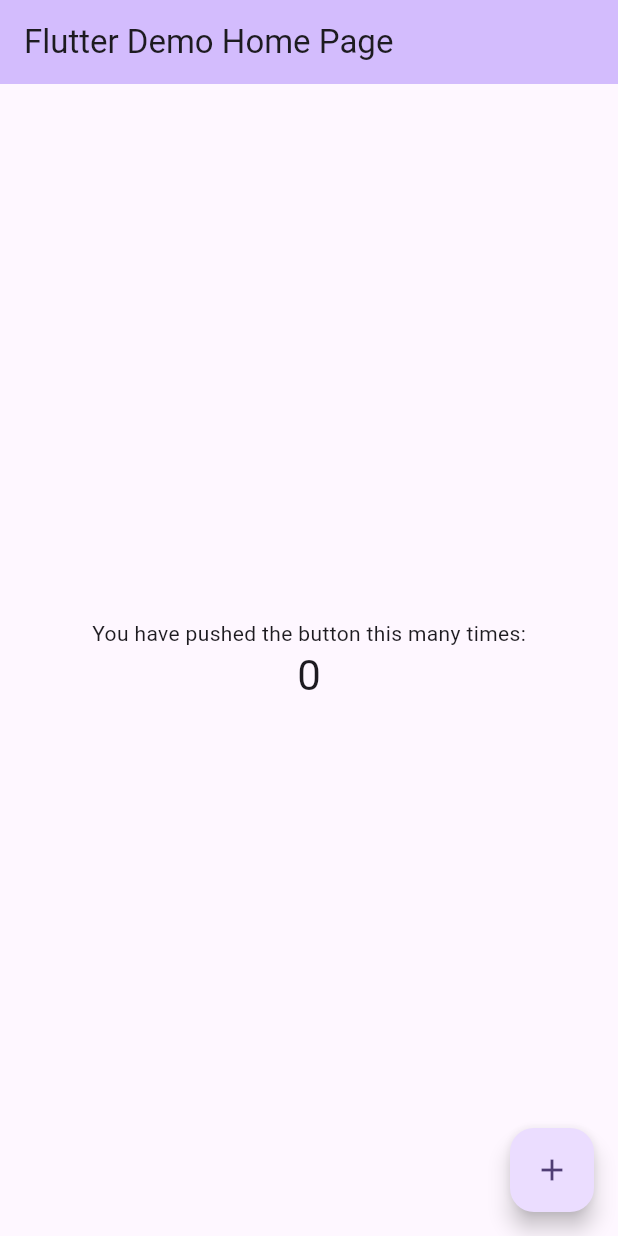
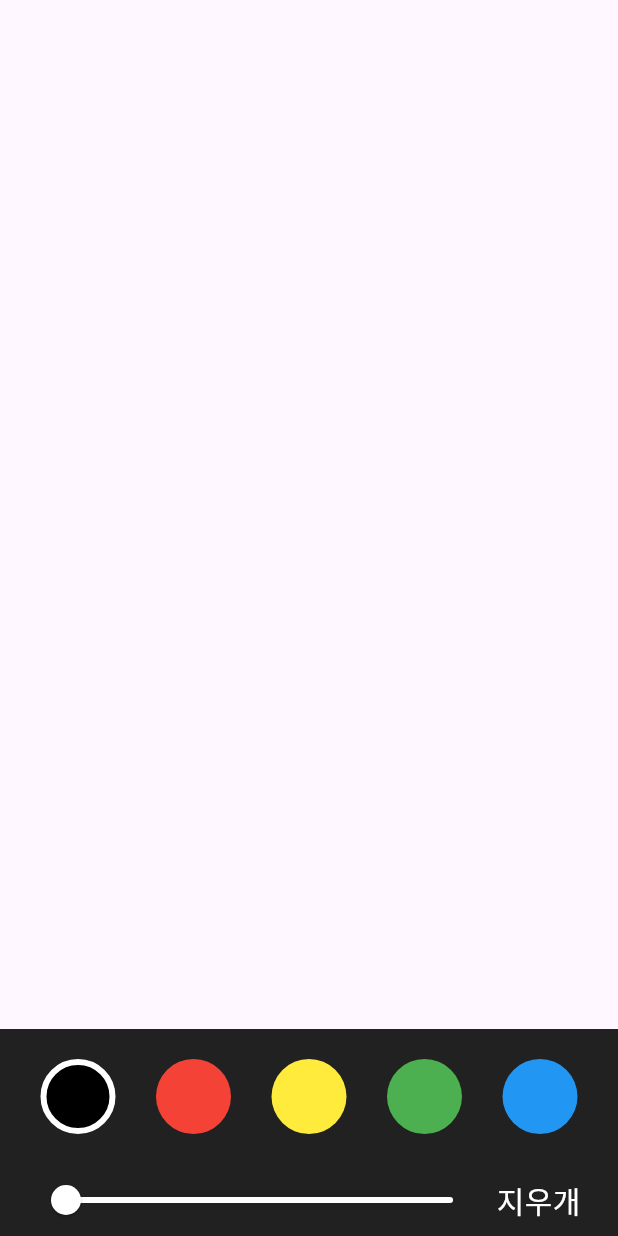
Before and after one commit to TUK-CE-capstone-2024-alwrite/flutter, a Flutter app: the screen it shows after launch, on a phone screen of 412 x 824 dp. Run offline on Flutter 3.47's test engine with Material 3 defaults, Android fonts, the phone set to English and light mode, and no system bars.

Commit message:
기본 그림판 적용

```diff
--- a/lib/main.dart
+++ b/lib/main.dart
@@ -1,125 +1,21 @@
+
+import 'package:alwrite/controllers/drawingController.dart';
+import 'package:alwrite/views/drawingView.dart';
 import 'package:flutter/material.dart';
+import 'package:provider/provider.dart';
 
 void main() {
-  runApp(const MyApp());
+  runApp(MyApp());
 }
 
 class MyApp extends StatelessWidget {
-  const MyApp({super.key});
-
-
+  // This widget is the root of your application.
   @override
   Widget build(BuildContext context) {
     return MaterialApp(
-      title: 'Flutter Demo',
-      theme: ThemeData(
-        // This is the theme of your application.
-        //
-        // TRY THIS: Try running your application with "flutter run". You'll see
-        // the application has a purple toolbar. Then, without quitting the app,
-        // try changing the seedColor in the colorScheme below to Colors.green
-        // and then invoke "hot reload" (save your changes or press the "hot
-        // reload" button in a Flutter-supported IDE, or press "r" if you used
-        // the command line to start the app).
-        //
-        // Notice that the counter didn't reset back to zero; the application
-        // state is not lost during the reload. To reset the state, use hot
-        // restart instead.
-        //
-        // This works for code too, not just values: Most code changes can be
-        // tested with just a hot reload.
-        colorScheme: ColorScheme.fromSeed(seedColor: Colors.deepPurple),
-        useMaterial3: true,
-      ),
-      home: const MyHomePage(title: 'Flutter Demo Home Page'),
+      home: ChangeNotifierProvider(
+          create: (context) => DrawingProvider(),
+          child: DrawingPage()),
     );
   }
 }
-
-class MyHomePage extends StatefulWidget {
-  const MyHomePage({super.key, required this.title});
-
-  // This widget is the home page of your application. It is stateful, meaning
-  // that it has a State object (defined below) that contains fields that affect
-  // how it looks.
-
-  // This class is the configuration for the state. It holds the values (in this
-  // case the title) provided by the parent (in this case the App widget) and
-  // used by the build method of the State. Fields in a Widget subclass are
-  // always marked "final".
-
-  final String title;
-
-  @override
-  State<MyHomePage> createState() => _MyHomePageState();
-}
-
-class _MyHomePageState extends State<MyHomePage> {
-  int _counter = 0;
-
-  void _incrementCounter() {
-    setState(() {
-      // This call to setState tells the Flutter framework that something has
-      // changed in this State, which causes it to rerun the build method below
-      // so that the display can reflect the updated values. If we changed
-      // _counter without calling setState(), then the build method would not be
-      // called again, and so nothing would appear to happen.
-      _counter++;
-    });
-  }
-
-  @override
-  Widget build(BuildContext context) {
-    // This method is rerun every time setState is called, for instance as done
-    // by the _incrementCounter method above.
-    //
-    // The Flutter framework has been optimized to make rerunning build methods
-    // fast, so that you can just rebuild anything that needs updating rather
-    // than having to individually change instances of widgets.
-    return Scaffold(
-      appBar: AppBar(
-        // TRY THIS: Try changing the color here to a specific color (to
-        // Colors.amber, perhaps?) and trigger a hot reload to see the AppBar
-        // change color while the other colors stay the same.
-        backgroundColor: Theme.of(context).colorScheme.inversePrimary,
-        // Here we take the value from the MyHomePage object that was created by
-        // the App.build method, and use it to set our appbar title.
-        title: Text(widget.title),
-      ),
-      body: Center(
-        // Center is a layout widget. It takes a single child and positions it
-        // in the middle of the parent.
-        child: Column(
-          // Column is also a layout widget. It takes a list of children and
-          // arranges them vertically. By default, it sizes itself to fit its
-          // children horizontally, and tries to be as tall as its parent.
-          //
-          // Column has various properties to control how it sizes itself and
-          // how it positions its children. Here we use mainAxisAlignment to
-          // center the children vertically; the main axis here is the vertical
-          // axis because Columns are vertical (the cross axis would be
-          // horizontal).
-          //
-          // TRY THIS: Invoke "debug painting" (choose the "Toggle Debug Paint"
-          // action in the IDE, or press "p" in the console), to see the
-          // wireframe for each widget.
-          mainAxisAlignment: MainAxisAlignment.center,
-          children: <Widget>[
-            const Text(
-              'You have pushed the button this many times:',
-            ),
-            Text(
-              '$_counter',
-              style: Theme.of(context).textTheme.headlineMedium,
-            ),
-          ],
-        ),
-      ),
-      floatingActionButton: FloatingActionButton(
-        onPressed: _incrementCounter,
-        tooltip: 'Increment',
-        child: const Icon(Icons.add),
-      ), // This trailing comma makes auto-formatting nicer for build methods.
-    );
-  }
-}
--- /dev/null
+++ b/lib/models/dotInfo.dart
@@ -0,0 +1,8 @@
+import 'package:flutter/material.dart';
+
+class DotInfo{
+  DotInfo(this.offset, this.size, this.color);
+  final Offset offset;
+  final double size;
+  final Color color;
+}
--- /dev/null
+++ b/lib/views/drawingView.dart
@@ -0,0 +1,166 @@
+import 'package:alwrite/controllers/drawingController.dart';
+import 'package:alwrite/models/dotInfo.dart';
+import 'package:flutter/material.dart';
+import 'package:provider/provider.dart';
+
+class DrawingPage extends StatefulWidget {
+  const DrawingPage({super.key});
+
+  @override
+  _DrawingPageState createState() => _DrawingPageState();
+}
+
+class _DrawingPageState extends State<DrawingPage> {
+  @override
+  Widget build(BuildContext context) {
+    var p = Provider.of<DrawingProvider>(context);
+    return Scaffold(
+        body: Column(
+        children: [
+          Expanded(
+              child: Stack(
+            children: [
+              Positioned.fill(
+                  child: CustomPaint(
+                painter: DrawingPainter(p.lines),
+              )),
+              GestureDetector(
+                behavior: HitTestBehavior.translucent,
+                onPanStart: (s) {
+                  if (p.eraseMode) {
+                    p.erase(s.localPosition);
+                  } else {
+                    p.drawStart(s.localPosition);
+                  }
+                },
+                onPanUpdate: (s) {
+                  if (p.eraseMode) {
+                    p.erase(s.localPosition);
+                  } else {
+                    p.drawing(s.localPosition);
+                  }
+                },
+                child: Container(),
+              ),
+            ],
+          )),
+          Container(
+            color: Colors.grey[900],
+            padding:
+                EdgeInsets.only(bottom: MediaQuery.of(context).padding.bottom),
+            child: Column(
+              mainAxisSize: MainAxisSize.min,
+              children: [
+                Container(
+                  padding: const EdgeInsets.only(top: 20, bottom: 20),
+                  child: Row(
+                    mainAxisAlignment: MainAxisAlignment.spaceEvenly,
+                    children: [
+                      _colorWidget(Colors.black),
+                      _colorWidget(Colors.red),
+                      _colorWidget(Colors.yellow),
+                      _colorWidget(Colors.green),
+                      _colorWidget(Colors.blue),
+                    ],
+                  ),
+                ),
+                Row(
+                  children: [
+                    Expanded(
+                      child: Padding(
+                        padding: const EdgeInsets.only(left: 20, right: 5),
+                        child: Slider(
+                          activeColor: Colors.white,
+                          inactiveColor: Colors.white,
+                          value: p.size,
+                          onChanged: (size) {
+                            p.changeSize = size;
+                          },
+                          min: 3,
+                          max: 15,
+                        ),
+                      ),
+                    ),
+                    GestureDetector(
+                      behavior: HitTestBehavior.translucent,
+                      onTap: () {
+                        p.changeEraseMode();
+                      },
+                      child: Padding(
+                        padding: const EdgeInsets.only(right: 25),
+                        child: Text(
+                          '지우개',
+                          style: TextStyle(
+                              fontSize: 20,
+                              color: Colors.white,
+                              fontWeight: p.eraseMode
+                                  ? FontWeight.w900
+                                  : FontWeight.w300),
+                        ),
+                      ),
+                    )
+                  ],
+                ),
+              ],
+            ),
+          ),
+        ],
+      ),
+    );
+  }
+
+  Widget _colorWidget(Color color) {
+    var p = Provider.of<DrawingProvider>(context);
+    return GestureDetector(
+      behavior: HitTestBehavior.translucent,
+      onTap: () {
+        p.changeColor = color;
+      },
+      child: Container(
+        width: 50,
+        height: 50,
+        decoration: BoxDecoration(
+          shape: BoxShape.circle,
+          border: p.color == color
+              ? Border.all(color: Colors.white, width: 4)
+              : null,
+          color: color,
+        ),
+      ),
+    );
+  }
+}
+
+class DrawingPainter extends CustomPainter {
+  DrawingPainter(this.lines);
+  final List<List<DotInfo>> lines;
+  @override
+  void paint(Canvas canvas, Size size) {
+    for (var oneLine in lines) {
+      Color? lineColor;
+      double? lineSize;
+      var l = <Offset>[];
+      var p = Path();
+      for (var oneDot in oneLine) {
+        lineColor ??= oneDot.color;
+        lineSize = oneDot.size;
+        l.add(oneDot.offset);
+      }
+      if (lineColor != null && lineSize != null) {
+        p.addPolygon(l, false);
+        canvas.drawPath(
+            p,
+            Paint()
+              ..color = lineColor
+              ..strokeWidth = lineSize
+              ..strokeCap = StrokeCap.round
+              ..style = PaintingStyle.stroke);
+      }
+    }
+  }
+
+  @override
+  bool shouldRepaint(covariant CustomPainter oldDelegate) {
+    return true;
+  }
+}
--- a/pubspec.yaml
+++ b/pubspec.yaml
@@ -35,6 +35,7 @@ dependencies:
   # The following adds the Cupertino Icons font to your application.
   # Use with the CupertinoIcons class for iOS style icons.
   cupertino_icons: ^1.0.2
+  provider: ^6.1.1
 
 dev_dependencies:
   flutter_test:
```
Also changed, not shown: lib/controllers/drawingController.dart (added, +55 -0 lines), pubspec.lock, 1 other file.
